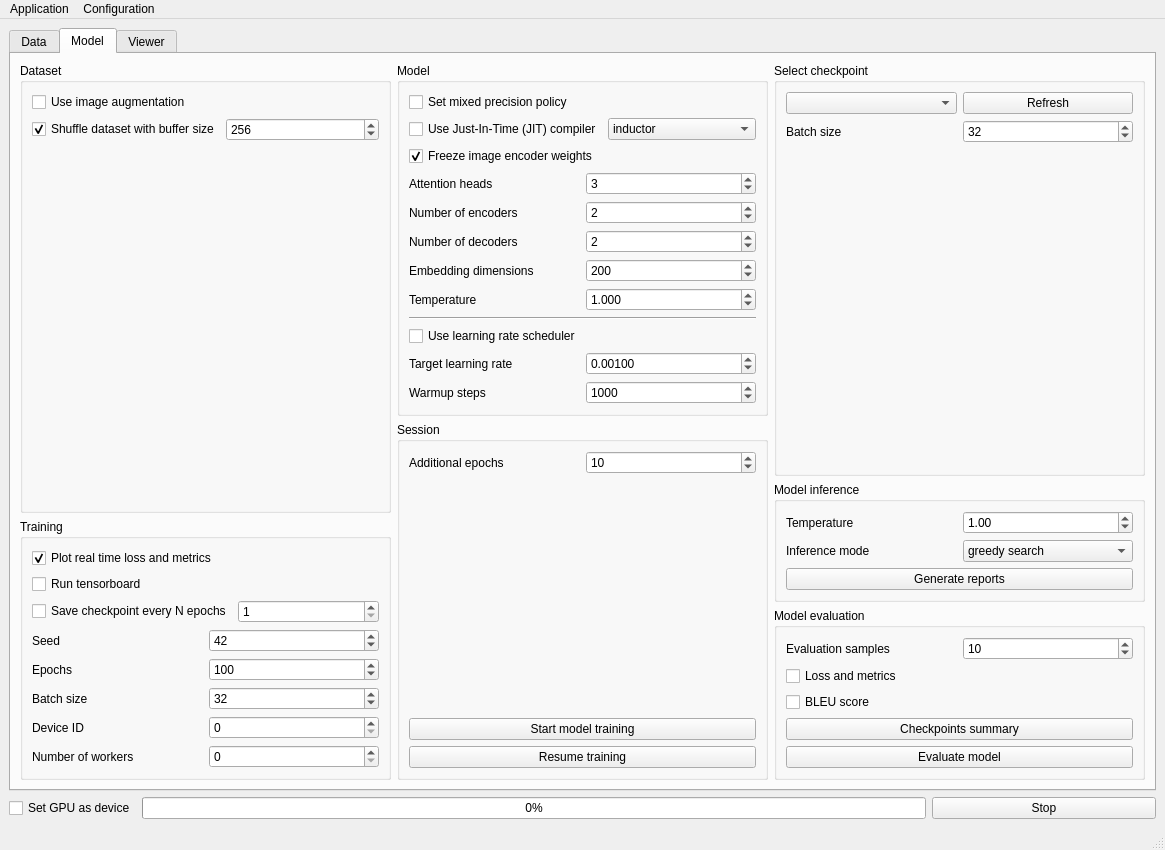
Old version of the form XREPORT/app/assets/window_layout.ui in the repository CTCycle/XREPORT-radiological-reports-generator.
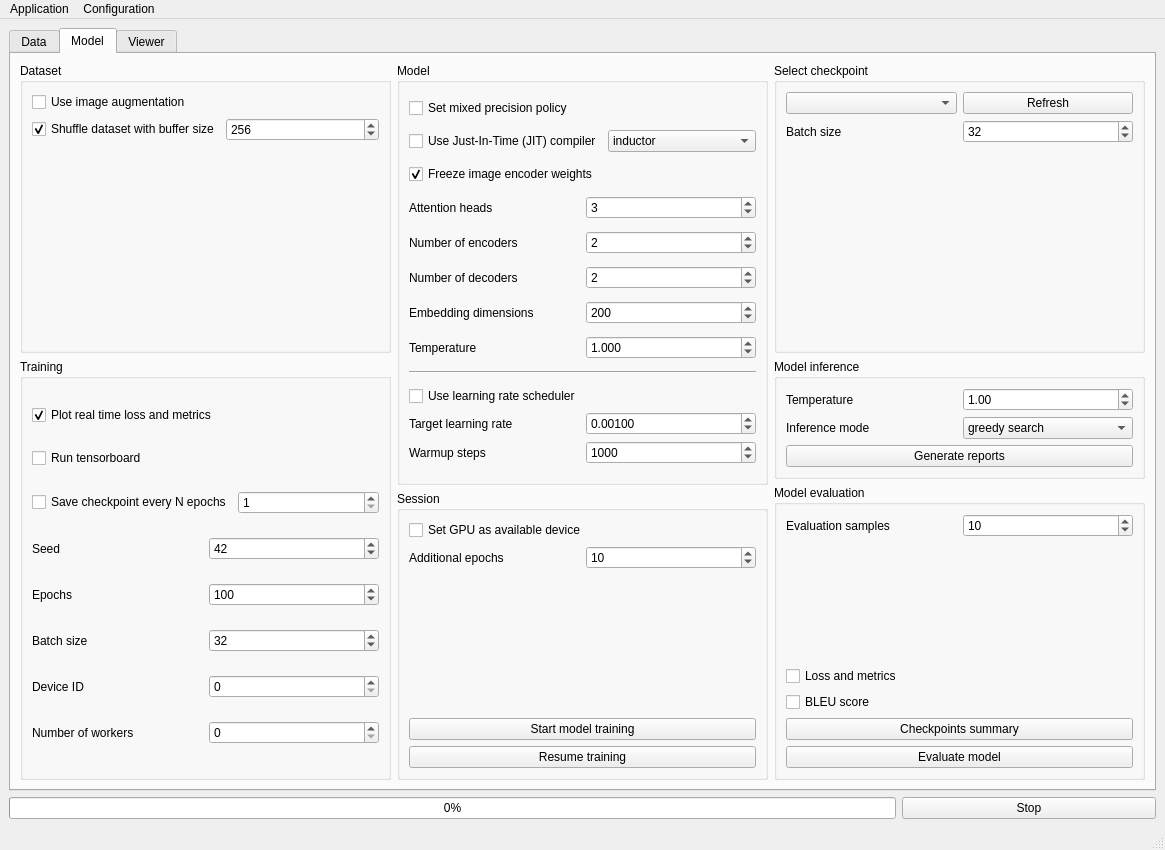
New version of the form. The open tabs and pages were chosen to show the change.

Commit message: moved gpu selection somewhere else, added better handling of none checkpoint

What changed in the file:
```diff
--- a/XREPORT/app/assets/window_layout.ui
+++ b/XREPORT/app/assets/window_layout.ui
@@ -19,14 +19,7 @@
   <widget class="QWidget" name="centralwidget">
    <layout class="QGridLayout" name="gridLayout_3">
     <item row="1" column="0">
-     <layout class="QHBoxLayout" name="progressLayout" stretch="0,7,2">
-      <item>
-       <widget class="QCheckBox" name="deviceGPU">
-        <property name="text">
-         <string>Set GPU as device</string>
-        </property>
-       </widget>
-      </item>
+     <layout class="QHBoxLayout" name="progressLayout" stretch="7,2">
       <item>
        <widget class="QProgressBar" name="progressBar">
         <property name="value">
@@ -317,10 +310,8 @@
        <attribute name="title">
         <string>Model</string>
        </attribute>
-       <layout class="QHBoxLayout" name="horizontalLayout_4">
-        <item>
-         <layout class="QVBoxLayout" name="verticalLayout_11">
-          <item>
+       <layout class="QGridLayout" name="gridLayout">
+        <item row="0" column="0">
            <widget class="QGroupBox" name="groupBox_3">
             <property name="title">
              <string>Dataset</string>
@@ -379,155 +370,7 @@
             </layout>
            </widget>
           </item>
-          <item>
-           <widget class="QGroupBox" name="groupBox_4">
-            <property name="title">
-             <string>Training</string>
-            </property>
-            <layout class="QVBoxLayout" name="verticalLayout_5">
-             <item>
-              <widget class="QCheckBox" name="realTimeHistory">
-               <property name="text">
-                <string>Plot real time loss and metrics</string>
-               </property>
-               <property name="checked">
-                <bool>true</bool>
-               </property>
-              </widget>
-             </item>
-             <item>
-              <widget class="QCheckBox" name="runTensorboard">
-               <property name="text">
-                <string>Run tensorboard</string>
-               </property>
-              </widget>
-             </item>
-             <item>
-              <layout class="QHBoxLayout" name="horizontalLayout_12">
-               <item>
-                <widget class="QCheckBox" name="saveCheckpoints">
-                 <property name="text">
-                  <string>Save checkpoint every N epochs</string>
-                 </property>
-                </widget>
-               </item>
-               <item>
-                <widget class="QSpinBox" name="saveCPFrequency">
-                 <property name="minimum">
-                  <number>1</number>
-                 </property>
-                 <property name="maximum">
-                  <number>999</number>
-                 </property>
-                </widget>
-               </item>
-              </layout>
-             </item>
-             <item>
-              <layout class="QHBoxLayout" name="horizontalLayout_22">
-               <item>
-                <widget class="QLabel" name="label_18">
-                 <property name="text">
-                  <string>Seed</string>
-                 </property>
-                </widget>
-               </item>
-               <item>
-                <widget class="QSpinBox" name="trainSeed">
-                 <property name="maximum">
-                  <number>1000000000</number>
-                 </property>
-                 <property name="value">
-                  <number>42</number>
-                 </property>
-                </widget>
-               </item>
-              </layout>
-             </item>
-             <item>
-              <layout class="QHBoxLayout" name="horizontalLayout_9">
-               <item>
-                <widget class="QLabel" name="label_6">
-                 <property name="text">
-                  <string>Epochs</string>
-                 </property>
-                </widget>
-               </item>
-               <item>
-                <widget class="QSpinBox" name="numEpochs">
-                 <property name="maximum">
-                  <number>1000000</number>
-                 </property>
-                 <property name="value">
-                  <number>100</number>
-                 </property>
-                </widget>
-               </item>
-              </layout>
-             </item>
-             <item>
-              <layout class="QHBoxLayout" name="horizontalLayout_11">
-               <item>
-                <widget class="QLabel" name="label_8">
-                 <property name="text">
-                  <string>Batch size</string>
-                 </property>
-                </widget>
-               </item>
-               <item>
-                <widget class="QSpinBox" name="batchSize">
-                 <property name="minimum">
-                  <number>1</number>
-                 </property>
-                 <property name="maximum">
-                  <number>100000</number>
-                 </property>
-                 <property name="singleStep">
-                  <number>4</number>
-                 </property>
-                 <property name="value">
-                  <number>32</number>
-                 </property>
-                </widget>
-               </item>
-              </layout>
-             </item>
-             <item>
-              <layout class="QHBoxLayout" name="horizontalLayout_23">
-               <item>
-                <widget class="QLabel" name="label_5">
-                 <property name="text">
-                  <string>Device ID</string>
-                 </property>
-                </widget>
-               </item>
-               <item>
-                <widget class="QSpinBox" name="deviceID"/>
-               </item>
-              </layout>
-             </item>
-             <item>
-              <layout class="QHBoxLayout" name="horizontalLayout_13">
-               <item>
-                <widget class="QLabel" name="label_10">
-                 <property name="text">
-                  <string>Number of workers</string>
-                 </property>
-                </widget>
-               </item>
-               <item>
-                <widget class="QSpinBox" name="numWorkers"/>
-               </item>
-              </layout>
-             </item>
-            </layout>
-           </widget>
-          </item>
-         </layout>
-        </item>
-        <item>
-         <layout class="QVBoxLayout" name="verticalLayout_14">
-          <item>
+        <item row="0" column="1" rowspan="3">
            <widget class="QGroupBox" name="modelGroup">
             <property name="title">
              <string>Model</string>
@@ -799,71 +642,7 @@
             </layout>
            </widget>
           </item>
-          <item>
-           <widget class="QGroupBox" name="sessionGroup">
-            <property name="title">
-             <string>Session</string>
-            </property>
-            <layout class="QVBoxLayout" name="verticalLayout_9">
-             <item>
-              <layout class="QHBoxLayout" name="addEpochsHL">
-               <item>
-                <widget class="QLabel" name="label_7">
-                 <property name="text">
-                  <string>Additional epochs</string>
-                 </property>
-                </widget>
-               </item>
-               <item>
-                <widget class="QSpinBox" name="numAdditionalEpochs">
-                 <property name="minimum">
-                  <number>1</number>
-                 </property>
-                 <property name="maximum">
-                  <number>1000000</number>
-                 </property>
-                 <property name="value">
-                  <number>10</number>
-                 </property>
-                </widget>
-               </item>
-              </layout>
-             </item>
-             <item>
-              <spacer name="verticalSpacer_7">
-               <property name="orientation">
-                <enum>Qt::Orientation::Vertical</enum>
-               </property>
-               <property name="sizeHint" stdset="0">
-                <size>
-                 <width>20</width>
-                 <height>40</height>
-                </size>
-               </property>
-              </spacer>
-             </item>
-             <item>
-              <widget class="QPushButton" name="startTraining">
-               <property name="text">
-                <string>Start model training</string>
-               </property>
-              </widget>
-             </item>
-             <item>
-              <widget class="QPushButton" name="resumeTraining">
-               <property name="text">
-                <string>Resume training</string>
-               </property>
-              </widget>
-             </item>
-            </layout>
-           </widget>
-          </item>
-         </layout>
-        </item>
-        <item>
-         <layout class="QVBoxLayout" name="verticalLayout_16">
-          <item>
+        <item row="0" column="2">
            <widget class="QGroupBox" name="groupBox_8">
             <property name="title">
              <string>Select checkpoint</string>
@@ -923,7 +702,151 @@
             </layout>
            </widget>
           </item>
+        <item row="1" column="0" rowspan="3">
+         <widget class="QGroupBox" name="groupBox_4">
+          <property name="title">
+           <string>Training</string>
+          </property>
+          <layout class="QVBoxLayout" name="verticalLayout_5">
           <item>
+            <widget class="QCheckBox" name="realTimeHistory">
+             <property name="text">
+              <string>Plot real time loss and metrics</string>
+             </property>
+             <property name="checked">
+              <bool>true</bool>
+             </property>
+            </widget>
+           </item>
+           <item>
+            <widget class="QCheckBox" name="runTensorboard">
+             <property name="text">
+              <string>Run tensorboard</string>
+             </property>
+            </widget>
+           </item>
+           <item>
+            <layout class="QHBoxLayout" name="horizontalLayout_12">
+             <item>
+              <widget class="QCheckBox" name="saveCheckpoints">
+               <property name="text">
+                <string>Save checkpoint every N epochs</string>
+               </property>
+              </widget>
+             </item>
+             <item>
+              <widget class="QSpinBox" name="saveCPFrequency">
+               <property name="minimum">
+                <number>1</number>
+               </property>
+               <property name="maximum">
+                <number>999</number>
+               </property>
+              </widget>
+             </item>
+            </layout>
+           </item>
+           <item>
+            <layout class="QHBoxLayout" name="horizontalLayout_22">
+             <item>
+              <widget class="QLabel" name="label_18">
+               <property name="text">
+                <string>Seed</string>
+               </property>
+              </widget>
+             </item>
+             <item>
+              <widget class="QSpinBox" name="trainSeed">
+               <property name="maximum">
+                <number>1000000000</number>
+               </property>
+               <property name="value">
+                <number>42</number>
+               </property>
+              </widget>
+             </item>
+            </layout>
+           </item>
+           <item>
+            <layout class="QHBoxLayout" name="horizontalLayout_9">
+             <item>
+              <widget class="QLabel" name="label_6">
+               <property name="text">
+                <string>Epochs</string>
+               </property>
+              </widget>
+             </item>
+             <item>
+              <widget class="QSpinBox" name="numEpochs">
+               <property name="maximum">
+                <number>1000000</number>
+               </property>
+               <property name="value">
+                <number>100</number>
+               </property>
+              </widget>
+             </item>
+            </layout>
+           </item>
+           <item>
+            <layout class="QHBoxLayout" name="horizontalLayout_11">
+             <item>
+              <widget class="QLabel" name="label_8">
+               <property name="text">
+                <string>Batch size</string>
+               </property>
+              </widget>
+             </item>
+             <item>
+              <widget class="QSpinBox" name="batchSize">
+               <property name="minimum">
+                <number>1</number>
+               </property>
+               <property name="maximum">
+                <number>100000</number>
+               </property>
+               <property name="singleStep">
+                <number>4</number>
+               </property>
+               <property name="value">
+                <number>32</number>
+               </property>
+              </widget>
+             </item>
+            </layout>
+           </item>
+           <item>
+            <layout class="QHBoxLayout" name="horizontalLayout_23">
+             <item>
+              <widget class="QLabel" name="label_5">
+               <property name="text">
+                <string>Device ID</string>
+               </property>
+              </widget>
+             </item>
+             <item>
+              <widget class="QSpinBox" name="deviceID"/>
+             </item>
+            </layout>
+           </item>
+           <item>
+            <layout class="QHBoxLayout" name="horizontalLayout_13">
+             <item>
+              <widget class="QLabel" name="label_10">
+               <property name="text">
+                <string>Number of workers</string>
+               </property>
+              </widget>
+             </item>
+             <item>
+              <widget class="QSpinBox" name="numWorkers"/>
+             </item>
+            </layout>
+           </item>
+          </layout>
+         </widget>
+        </item>
+        <item row="1" column="2">
            <widget class="QGroupBox" name="groupBox_10">
             <property name="title">
              <string>Model inference</string>
@@ -988,7 +911,7 @@
             </layout>
            </widget>
           </item>
-          <item>
+        <item row="2" column="2" rowspan="2">
            <widget class="QGroupBox" name="groupBox_7">
             <property name="title">
              <string>Model evaluation</string>
@@ -1021,6 +944,19 @@
                </item>
               </layout>
              </item>
+           <item>
+            <spacer name="verticalSpacer_4">
+             <property name="orientation">
+              <enum>Qt::Orientation::Vertical</enum>
+             </property>
+             <property name="sizeHint" stdset="0">
+              <size>
+               <width>20</width>
+               <height>40</height>
+              </size>
+             </property>
+            </spacer>
+           </item>
              <item>
               <widget class="QCheckBox" name="evalReport">
                <property name="text">
@@ -1055,7 +991,72 @@
             </layout>
            </widget>
           </item>
-         </layout>
+        <item row="3" column="1">
+         <widget class="QGroupBox" name="sessionGroup">
+          <property name="title">
+           <string>Session</string>
+          </property>
+          <layout class="QVBoxLayout" name="verticalLayout_9">
+           <item>
+            <widget class="QCheckBox" name="deviceGPU">
+             <property name="text">
+              <string>Set GPU as available device</string>
+             </property>
+            </widget>
+           </item>
+           <item>
+            <layout class="QHBoxLayout" name="addEpochsHL">
+             <item>
+              <widget class="QLabel" name="label_7">
+               <property name="text">
+                <string>Additional epochs</string>
+               </property>
+              </widget>
+             </item>
+             <item>
+              <widget class="QSpinBox" name="numAdditionalEpochs">
+               <property name="minimum">
+                <number>1</number>
+               </property>
+               <property name="maximum">
+                <number>1000000</number>
+               </property>
+               <property name="value">
+                <number>10</number>
+               </property>
+              </widget>
+             </item>
+            </layout>
+           </item>
+           <item>
+            <spacer name="verticalSpacer_7">
+             <property name="orientation">
+              <enum>Qt::Orientation::Vertical</enum>
+             </property>
+             <property name="sizeHint" stdset="0">
+              <size>
+               <width>20</width>
+               <height>40</height>
+              </size>
+             </property>
+            </spacer>
+           </item>
+           <item>
+            <widget class="QPushButton" name="startTraining">
+             <property name="text">
+              <string>Start model training</string>
+             </property>
+            </widget>
+           </item>
+           <item>
+            <widget class="QPushButton" name="resumeTraining">
+             <property name="text">
+              <string>Resume training</string>
+             </property>
+            </widget>
+           </item>
+          </layout>
+         </widget>
         </item>
        </layout>
       </widget>
```
Lines whose indentation alone changed are shown as unchanged. The commit also changes 8 other files.
